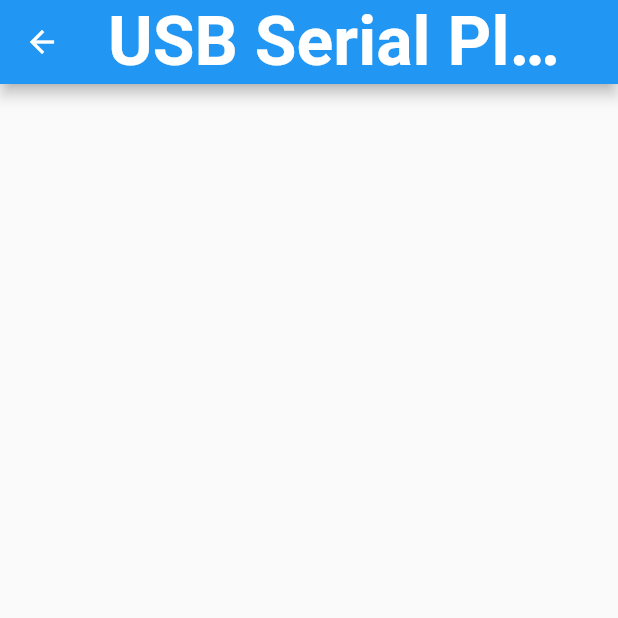
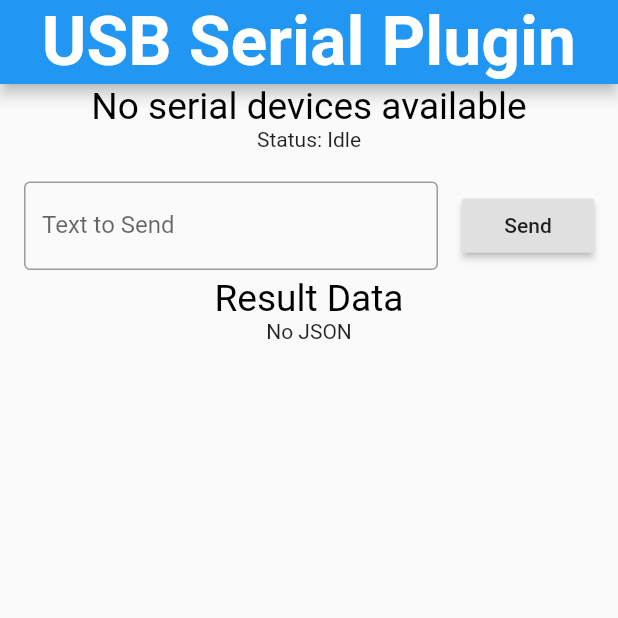
Before and after one commit to BrenoFischer/LAC, a Flutter app: the DataScreen screen opened directly, on a phone screen of 412 x 824 dp, the top half of it. Run offline on Flutter 3.47's test engine with Material 2 defaults, Android fonts, the phone set to English and light mode, and no system bars; our stand-ins replace get, google_fonts, google_maps_flutter; missing offline and left inert: usb_serial; Roboto replaces fonts that are missing (Sansita).

Commit message:
usb controller e global state connection

```diff
--- /dev/null
+++ b/lib/controllers/usb_controller.dart
@@ -0,0 +1,126 @@
+import 'dart:async';
+import 'dart:convert';
+import 'dart:typed_data';
+
+import 'package:flutter/cupertino.dart';
+import 'package:flutter/material.dart';
+import 'package:lac/classes/location.dart';
+import 'package:get/get.dart';
+import 'package:lac/controllers/location_controller.dart';
+import 'package:usb_serial/transaction.dart';
+import 'package:usb_serial/usb_serial.dart';
+
+class UsbController extends GetxController {
+  final status = "Idle".obs;
+  final ports = <Widget>[].obs;
+  final serialData = [].obs;
+  UsbPort port;
+  StreamSubscription<String> _subscription;
+  Transaction<String> _transaction;
+  final deviceId = 0.obs;
+
+  final locationController = LocationController.to;
+
+  static UsbController get to => Get.find<UsbController>();
+
+  handleSend(TextEditingController textController) async {
+    if (port == null) {
+      return null;
+    } else {
+      String data = textController.text + "\n";
+      await port.write(Uint8List.fromList(data.codeUnits));
+      textController.text = "";
+      update();
+    }
+  }
+
+  Future<bool> _connectTo(device) async {
+    serialData.clear();
+
+    if (_subscription != null) {
+      _subscription.cancel();
+      _subscription = null;
+    }
+
+    if (_transaction != null) {
+      _transaction.dispose();
+      _transaction = null;
+    }
+
+    if (port != null) {
+      port.close();
+      port = null;
+    }
+
+    if (device == null) {
+      deviceId.value = 0;
+      locationController.clearLocations();
+      status.value = "Disconnected";
+      return true;
+    }
+
+    port = await device.create();
+    if (!await port.open()) {
+      status.value = "Failed to open port";
+      return false;
+    }
+
+    deviceId.value = device.deviceId;
+    await port.setDTR(true);
+    await port.setRTS(true);
+    await port.setPortParameters(
+        115200, UsbPort.DATABITS_8, UsbPort.STOPBITS_1, UsbPort.PARITY_NONE);
+
+    _transaction = Transaction.stringTerminated(
+      port.inputStream,
+      Uint8List.fromList([13, 10]),
+    );
+
+    _subscription = _transaction.stream.listen((String line) {
+      serialData.add(Text(line));
+      if (serialData.length > 20) {
+        serialData.removeAt(0);
+      }
+      Map locationMap = jsonDecode(line);
+      locationController.addLocation(Location.fromJson(locationMap));
+    });
+
+    status.value = "Connected";
+    return true;
+  }
+
+  void _getPorts() async {
+    ports.clear();
+    List<UsbDevice> devices = await UsbSerial.listDevices();
+
+    devices.forEach((device) {
+      ports.add(
+        ListTile(
+          leading: Icon(Icons.usb),
+          title: Text(device.productName),
+          subtitle: Text(device.manufacturerName),
+          trailing: RaisedButton(
+            child: Text(
+                deviceId.value == device.deviceId ? "Disconnect" : "Connect"),
+            onPressed: () {
+              _connectTo(deviceId.value == device.deviceId ? null : device)
+                  .then((res) {
+                _getPorts();
+              });
+            },
+          ),
+        ),
+      );
+    });
+  }
+
+  @override
+  void onInit() {
+    UsbSerial.usbEventStream.listen((UsbEvent event) {
+      _getPorts();
+    });
+
+    _getPorts();
+    super.onInit();
+  }
+}
--- a/lib/main.dart
+++ b/lib/main.dart
@@ -1,5 +1,6 @@
 import 'package:get/get.dart';
 import 'package:lac/controllers/location_controller.dart';
+import 'package:lac/controllers/usb_controller.dart';
 import 'package:lac/screens/temporario.dart';
 import 'package:lac/screens/welcome.dart';
 import 'package:lac/ui/styles.dart';
@@ -7,7 +8,9 @@ import 'package:flutter/material.dart';
 import 'package:lac/ui/styles_config.dart';
 
 void main() {
+  WidgetsFlutterBinding.ensureInitialized();
   Get.put(LocationController());
+  Get.put(UsbController());
   return runApp(MyApp());
 }
 
@@ -28,7 +31,7 @@ class MyApp extends StatelessWidget {
               headline6: AppStyles.appBarTitle,
             ),
           ),
-          home: Teste(),
+          home: Welcome(),
         );
       });
     });
--- a/lib/screens/data.dart
+++ b/lib/screens/data.dart
@@ -1,19 +1,73 @@
+import 'dart:typed_data';
+
+import 'package:get/get.dart';
 import 'package:lac/components/my_app_bar.dart';
 import 'package:flutter/material.dart';
+import 'package:lac/controllers/location_controller.dart';
+import 'package:lac/controllers/usb_controller.dart';
+import 'package:lac/ui/styles.dart';
 
-class DataScreen extends StatefulWidget {
-  @override
-  _DataScreenState createState() => _DataScreenState();
-}
+class DataScreen extends StatelessWidget {
+  final usbController = UsbController.to;
+  final locationController = LocationController.to;
 
-class _DataScreenState extends State<DataScreen> {
   @override
   Widget build(BuildContext context) {
+    TextEditingController _textController = TextEditingController();
+    var stat = usbController.status;
     return Scaffold(
       appBar: MyAppBar(
         title: 'USB Serial Plugin',
       ),
-      body: Container(),
+      body: SingleChildScrollView(
+        child: Column(
+          children: [
+            Obx(
+              () => Text(
+                usbController.ports.length > 0
+                    ? "Available Serial Ports"
+                    : "No serial devices available",
+                style: AppStyles.drawerTextStyle,
+              ),
+            ),
+            usbController.ports.length > 0
+                ? Obx(
+                    () => ListView.builder(
+                        shrinkWrap: true,
+                        physics: NeverScrollableScrollPhysics(),
+                        itemCount: usbController.ports.length,
+                        itemBuilder: (context, index) {
+                          return usbController.ports[index];
+                        }),
+                  )
+                : Container(),
+            Obx(
+              () => Text('Status: $stat\n'),
+            ),
+            ListTile(
+              title: TextField(
+                controller: _textController,
+                decoration: InputDecoration(
+                  border: OutlineInputBorder(),
+                  labelText: 'Text to Send',
+                ),
+              ),
+              trailing: RaisedButton(
+                child: Text("Send"),
+                onPressed: () async {
+                  usbController.handleSend(_textController);
+                },
+              ),
+            ),
+            Text("Result Data", style: AppStyles.drawerTextStyle),
+            Obx(() {
+              return locationController.locations.length > 0
+                  ? Text(locationController.locations.length.toString())
+                  : Text("No JSON");
+            })
+          ],
+        ),
+      ),
     );
   }
 }
--- a/lib/screens/welcome.dart
+++ b/lib/screens/welcome.dart
@@ -2,7 +2,6 @@ import 'package:lac/screens/control.dart';
 import 'package:lac/screens/data.dart';
 import 'package:lac/screens/map.dart';
 import 'package:flutter/material.dart';
-import 'package:lac/screens/temporario.dart';
 
 class Welcome extends StatefulWidget {
   @override
@@ -24,8 +23,7 @@ class _WelcomeState extends State<Welcome> {
       body: PageView(
         controller: pageViewController,
         children: [
-          //DataScreen(),
-          Teste(),
+          DataScreen(),
           ControlScreen(),
           MapScreen(),
         ],
```
